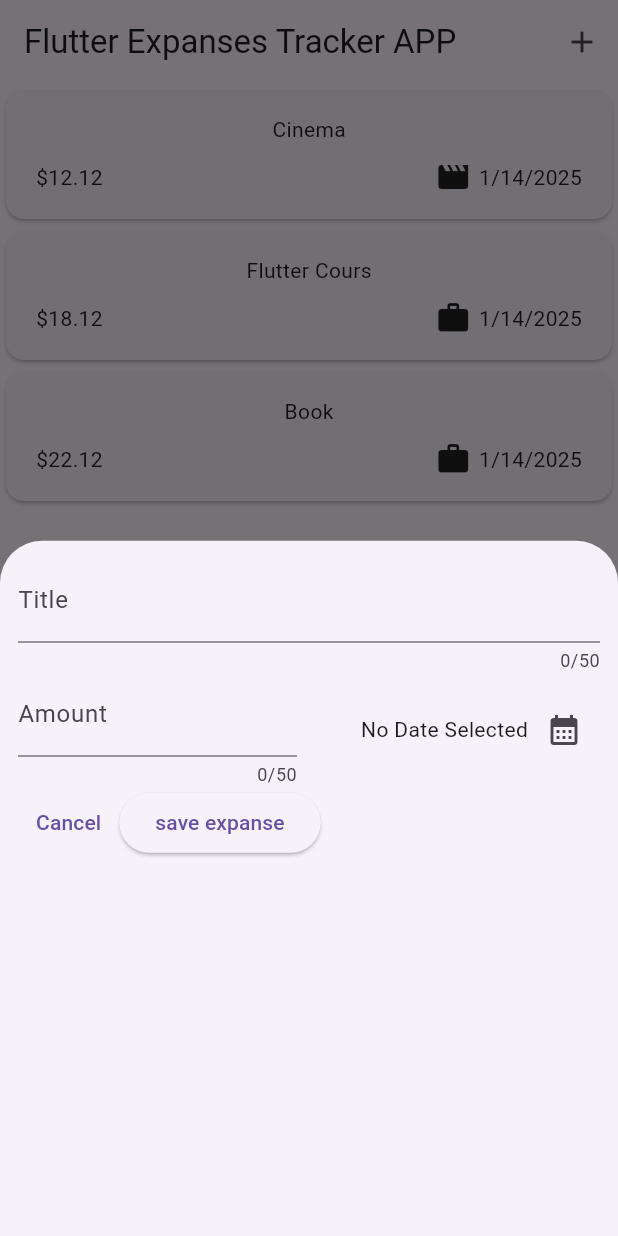
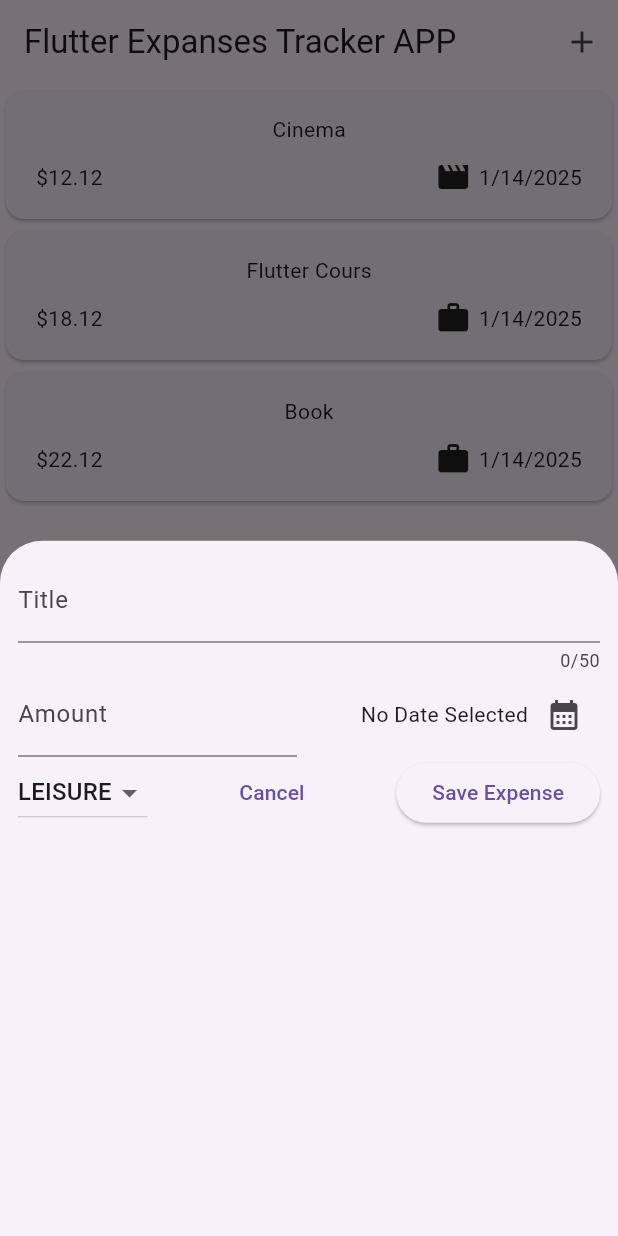
Before and after one commit to moustajil/expansive_tracker, a Flutter app: the screen it shows after launch, after a tap on the "add" icon, on a phone screen of 412 x 824 dp. Run offline on Flutter 3.47's test engine with Material 3 defaults, Android fonts, the phone set to English and light mode, and no system bars.

Commit message:
Working on ui of expanses cart

```diff
--- a/lib/model/expanse.dart
+++ b/lib/model/expanse.dart
@@ -4,14 +4,14 @@ import 'package:uuid/uuid.dart';
 
 final uuid = Uuid();
 
-enum Category { leisure, food, travel, work }
+enum Categorys { leisure, food, travel, work }
 
 final formatter = DateFormat.yMd();
 const CategoryIcons = {
-  Category.food: Icons.lunch_dining,
-  Category.travel: Icons.flight_takeoff,
-  Category.leisure: Icons.movie,
-  Category.work: Icons.work
+  Categorys.food: Icons.lunch_dining,
+  Categorys.travel: Icons.flight_takeoff,
+  Categorys.leisure: Icons.movie,
+  Categorys.work: Icons.work
 };
 
 class Expanse {
@@ -25,7 +25,7 @@ class Expanse {
   final double amount;
   final String id;
   final DateTime date;
-  final Category category;
+  final Categorys category;
   String get formattedDate {
     return formatter.format(date);
   }
--- a/lib/widgets/expanses.dart
+++ b/lib/widgets/expanses.dart
@@ -15,17 +15,17 @@ class _ExpansesState extends State<Expanses> {
     Expanse(
         title: "Cinema",
         amount: 12.12,
-        category: Category.leisure,
+        category: Categorys.leisure,
         date: DateTime.now()),
     Expanse(
         title: "Flutter Cours",
         amount: 18.12,
-        category: Category.work,
+        category: Categorys.work,
         date: DateTime.now()),
     Expanse(
         title: "Book",
         amount: 22.12,
-        category: Category.work,
+        category: Categorys.work,
         date: DateTime.now()),
   ];
 
--- a/lib/widgets/new_expanses.dart
+++ b/lib/widgets/new_expanses.dart
@@ -1,5 +1,7 @@
+import 'package:flutter/foundation.dart';
 import 'package:flutter/material.dart';
 import 'package:intl/intl.dart';
+import 'package:ex_tr/model/expanse.dart';
 
 final formatter = DateFormat.yMd();
 
@@ -14,16 +16,18 @@ class _NewExpansesState extends State<NewExpanses> {
   final _titleController = TextEditingController();
   final _amountController = TextEditingController();
   DateTime? _selectedDate;
+  Categorys _selectedCategory = Categorys.leisure;
 
-  void _persentDatePiker() async {
+  void _presentDatePicker() async {
     final now = DateTime.now();
     final firstDate = DateTime(now.year - 1, now.month, now.day);
     final lastDate = DateTime(now.year + 100, now.month, now.day);
     final pickedDate = await showDatePicker(
-        context: context,
-        initialDate: now,
-        firstDate: firstDate,
-        lastDate: lastDate);
+      context: context,
+      initialDate: now,
+      firstDate: firstDate,
+      lastDate: lastDate,
+    );
     setState(() {
       _selectedDate = pickedDate;
     });
@@ -39,13 +43,13 @@ class _NewExpansesState extends State<NewExpanses> {
   @override
   Widget build(BuildContext context) {
     return Padding(
-      padding: EdgeInsets.all(12),
+      padding: const EdgeInsets.all(12),
       child: Column(
         children: [
           TextField(
             controller: _titleController,
             maxLength: 50,
-            decoration: InputDecoration(
+            decoration: const InputDecoration(
               label: Text("Title"),
             ),
           ),
@@ -54,17 +58,14 @@ class _NewExpansesState extends State<NewExpanses> {
               Expanded(
                 child: TextField(
                   controller: _amountController,
-                  maxLength: 50,
                   keyboardType: TextInputType.number,
-                  decoration: InputDecoration(
+                  decoration: const InputDecoration(
                     prefixText: "\$ ",
                     label: Text("Amount"),
                   ),
                 ),
               ),
-              SizedBox(
-                width: 16,
-              ),
+              const SizedBox(width: 16),
               Expanded(
                 child: Row(
                   mainAxisAlignment: MainAxisAlignment.end,
@@ -73,31 +74,54 @@ class _NewExpansesState extends State<NewExpanses> {
                         ? "No Date Selected"
                         : formatter.format(_selectedDate!)),
                     IconButton(
-                      onPressed: _persentDatePiker,
-                      icon: Icon(Icons.calendar_month),
-                    )
+                      onPressed: _presentDatePicker,
+                      icon: const Icon(Icons.calendar_month),
+                    ),
                   ],
                 ),
-              )
+              ),
             ],
           ),
           Row(
+            mainAxisAlignment: MainAxisAlignment.spaceBetween,
             children: [
+              DropdownButton<Categorys>(
+                value: _selectedCategory,
+                items: Categorys.values
+                    .map(
+                      (category) => DropdownMenuItem<Categorys>(
+                        value: category,
+                        child: Text(
+                          category.name.toUpperCase(),
+                        ),
+                      ),
+                    )
+                    .toList(),
+                onChanged: (value) {
+                  setState(() {
+                    if (value != null) {
+                      _selectedCategory = value;
+                    }
+                  });
+                },
+              ),
               TextButton(
                 onPressed: () {
                   Navigator.pop(context);
                 },
-                child: Text("Cancel"),
+                child: const Text("Cancel"),
               ),
               ElevatedButton(
                 onPressed: () {
                   print(_titleController.text);
                   print(_amountController.text);
+                  print(_selectedDate);
+                  print(_selectedCategory);
                 },
-                child: const Text("save expanse"),
-              )
+                child: const Text("Save Expense"),
+              ),
             ],
-          )
+          ),
         ],
       ),
     );
```
